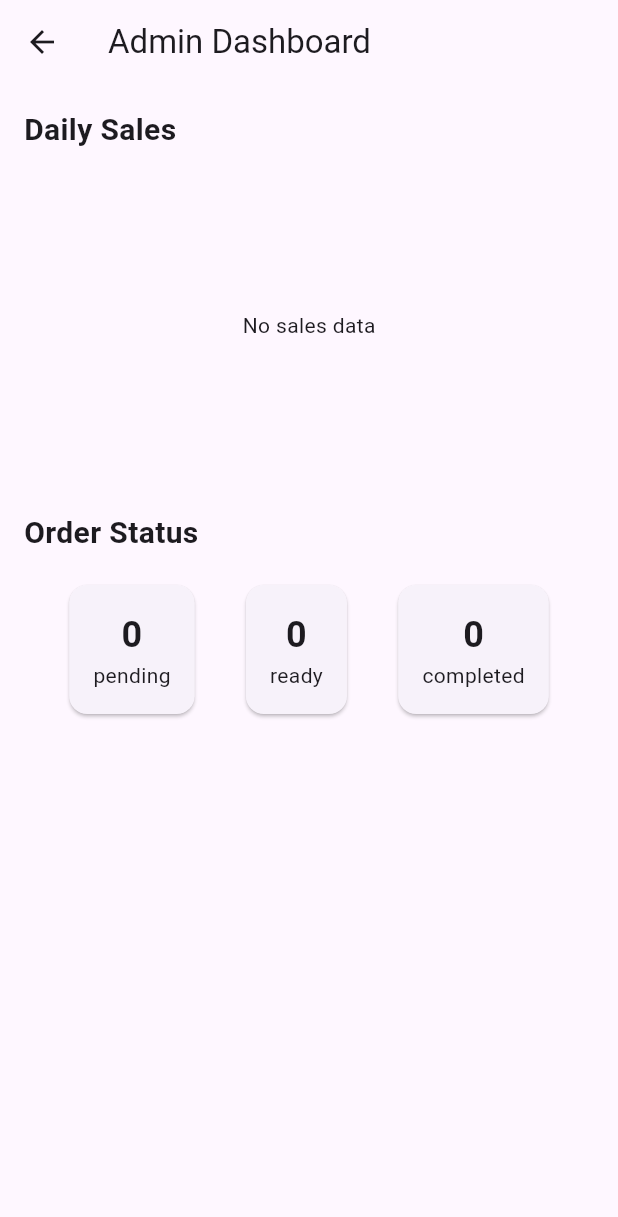
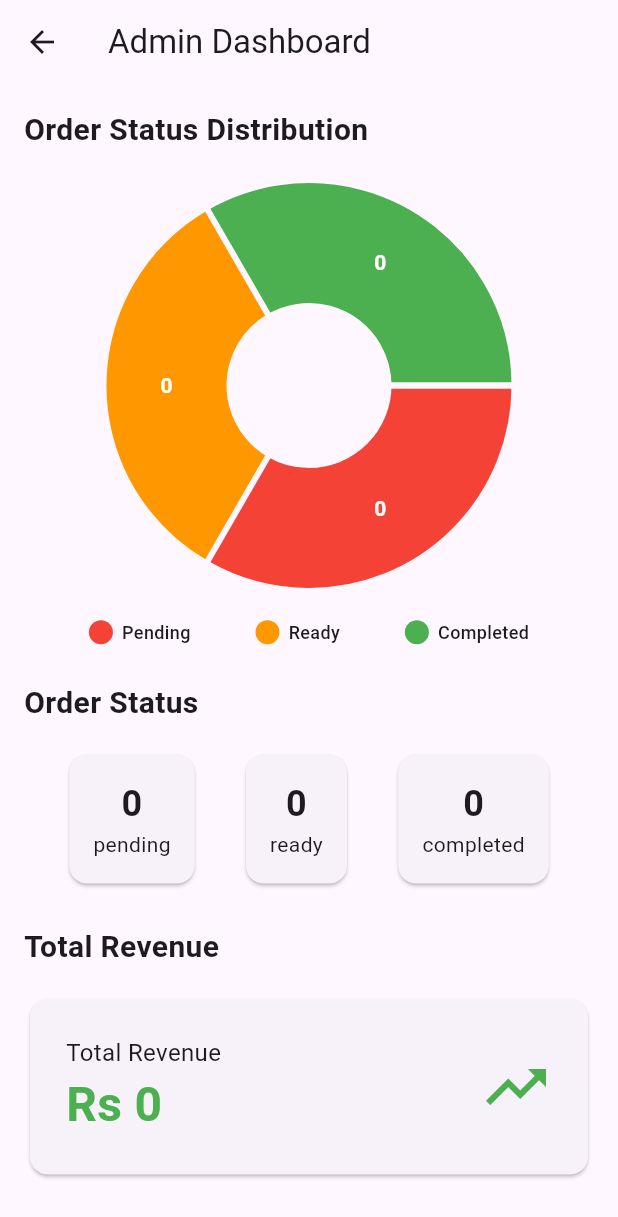
Before and after one commit to muzammil608/pos_system, a Flutter app: the AdminDashboardScreen screen opened directly, on a phone screen of 412 x 824 dp. Shown: the top 1217 px of the screen. Run offline on Flutter 3.47's test engine with Material 3 defaults, Android fonts, the phone set to English and light mode, and no system bars; drawn by our look-alikes of fl_chart; our stand-ins replace cloud_firestore, firebase_auth, firebase_core, firebase_storage, sqflite; accounts and stored records are empty.

Commit message:
ad total revenue and receipt

```diff
--- a/lib/models/product_model.dart
+++ b/lib/models/product_model.dart
@@ -3,12 +3,14 @@ class Product {
   final String name;
   final double price;
   final String category;
+  final String? imageUrl;
 
   Product({
     required this.id,
     required this.name,
     required this.price,
     required this.category,
+    this.imageUrl,
   });
 
   factory Product.fromMap(Map<String, dynamic> data, String id) {
@@ -21,6 +23,7 @@ class Product {
       name: name,
       price: price,
       category: category,
+      imageUrl: data['imageUrl']?.toString(),
     );
   }
 
@@ -29,6 +32,7 @@ class Product {
       'name': name,
       'price': price,
       'category': category,
+      if (imageUrl != null) 'imageUrl': imageUrl,
     };
   }
 }
--- a/lib/screens/reports/admin_dashboard_screen.dart
+++ b/lib/screens/reports/admin_dashboard_screen.dart
@@ -1,6 +1,7 @@
 import 'package:flutter/material.dart';
 import 'package:fl_chart/fl_chart.dart';
 import '../../services/firebase/report_service.dart';
+import '../../../widgets/status_donut_chart.dart';
 
 class AdminDashboardScreen extends StatefulWidget {
   const AdminDashboardScreen({super.key});
@@ -21,33 +22,11 @@ class _AdminDashboardScreenState extends State<AdminDashboardScreen> {
         child: Column(
           crossAxisAlignment: CrossAxisAlignment.start,
           children: [
-            /// Daily Sales Chart
-            const Text('Daily Sales',
+            /// Order Status Donut
+            const Text('Order Status Distribution',
                 style: TextStyle(fontSize: 20, fontWeight: FontWeight.bold)),
             const SizedBox(height: 16),
-            SizedBox(
-              height: 200,
-              child: StreamBuilder<List<Map<String, dynamic>>>(
-                stream: _reportService.getDailySales(),
-                builder: (context, snapshot) {
-                  if (!snapshot.hasData || snapshot.data!.isEmpty) {
-                    return const Center(child: Text('No sales data'));
-                  }
-                  final sales = snapshot.data!;
-                  return LineChart(LineChartData(
-                    lineBarsData: [
-                      LineChartBarData(
-                          spots: sales
-                              .asMap()
-                              .entries
-                              .map((e) =>
-                                  FlSpot(e.key.toDouble(), e.value['total']))
-                              .toList())
-                    ],
-                  ));
-                },
-              ),
-            ),
+            const StatusDonutChart(size: 280),
             const SizedBox(height: 24),
 
             /// Order Status Stats
@@ -82,6 +61,50 @@ class _AdminDashboardScreenState extends State<AdminDashboardScreen> {
                 );
               },
             ),
+            const SizedBox(height: 24),
+
+            /// Total Revenue Card
+            const Text('Total Revenue',
+                style: TextStyle(fontSize: 20, fontWeight: FontWeight.bold)),
+            const SizedBox(height: 16),
+            StreamBuilder<double>(
+              stream: _reportService.getTotalRevenue(),
+              builder: (context, snapshot) {
+                if (!snapshot.hasData) {
+                  return const Card(
+                    child: Padding(
+                      padding: EdgeInsets.all(32),
+                      child: Center(child: CircularProgressIndicator()),
+                    ),
+                  );
+                }
+                final revenue = snapshot.data!;
+                return Card(
+                  child: Padding(
+                    padding: const EdgeInsets.all(24),
+                    child: Row(
+                      mainAxisAlignment: MainAxisAlignment.spaceBetween,
+                      children: [
+                        Column(
+                          crossAxisAlignment: CrossAxisAlignment.start,
+                          children: [
+                            const Text('Total Revenue',
+                                style: TextStyle(fontSize: 16)),
+                            Text('Rs ${revenue.toStringAsFixed(0)}',
+                                style: const TextStyle(
+                                  fontSize: 32,
+                                  fontWeight: FontWeight.bold,
+                                  color: Colors.green,
+                                )),
+                          ],
+                        ),
+                        Icon(Icons.trending_up, size: 48, color: Colors.green),
+                      ],
+                    ),
+                  ),
+                );
+              },
+            ),
           ],
         ),
       ),
--- a/lib/services/firebase/order_service.dart
+++ b/lib/services/firebase/order_service.dart
@@ -5,13 +5,15 @@ class OrderService {
   final FirestoreService _firestore = FirestoreService();
 
   /// ✅ Create Order (with proper structure)
-  Future<void> createOrder(Map<String, dynamic> orderData) async {
-    await _firestore.orders.add({
+  Future<DocumentReference> createOrder(Map<String, dynamic> orderData) async {
+    final ref = await _firestore.orders.add({
       'items': orderData['items'] ?? [],
       'total': orderData['total'] ?? 0,
       'status': 'pending',
+      'orderNumber': FieldValue.serverTimestamp(),
       'createdAt': FieldValue.serverTimestamp(),
     });
+    return ref;
   }
 
   /// ✅ Get Orders (typed stream)
--- a/lib/services/firebase/report_service.dart
+++ b/lib/services/firebase/report_service.dart
@@ -36,4 +36,13 @@ class ReportService {
       return stats;
     });
   }
+
+  /// Total revenue from completed orders
+  Stream<double> getTotalRevenue() {
+    return _orders.where('status', isEqualTo: 'completed').snapshots().map(
+        (snapshot) => snapshot.docs.fold<double>(
+            0.0,
+            (sum, doc) =>
+                sum + ((doc.data()['total'] as num?)?.toDouble() ?? 0.0)));
+  }
 }
```
Also changed, not shown: lib/screens/kitchen/kitchen_screen.dart (+95 -131 lines), lib/screens/pos/pos_screen.dart (+16 -4 lines), lib/services/firebase/product_service.dart (+37 -0 lines), lib/services/firebase/storage_service.dart (added, +23 -0 lines), lib/services/printer/printer_service.dart (+26 -3 lines), lib/services/printer/receipt_template.dart (added, +27 -0 lines), lib/widgets/receipt_dialog.dart (added, +62 -0 lines), pubspec.yaml (+4 -4 lines), assets/images/logo.png (added), pubspec.lock, 12 other files.
